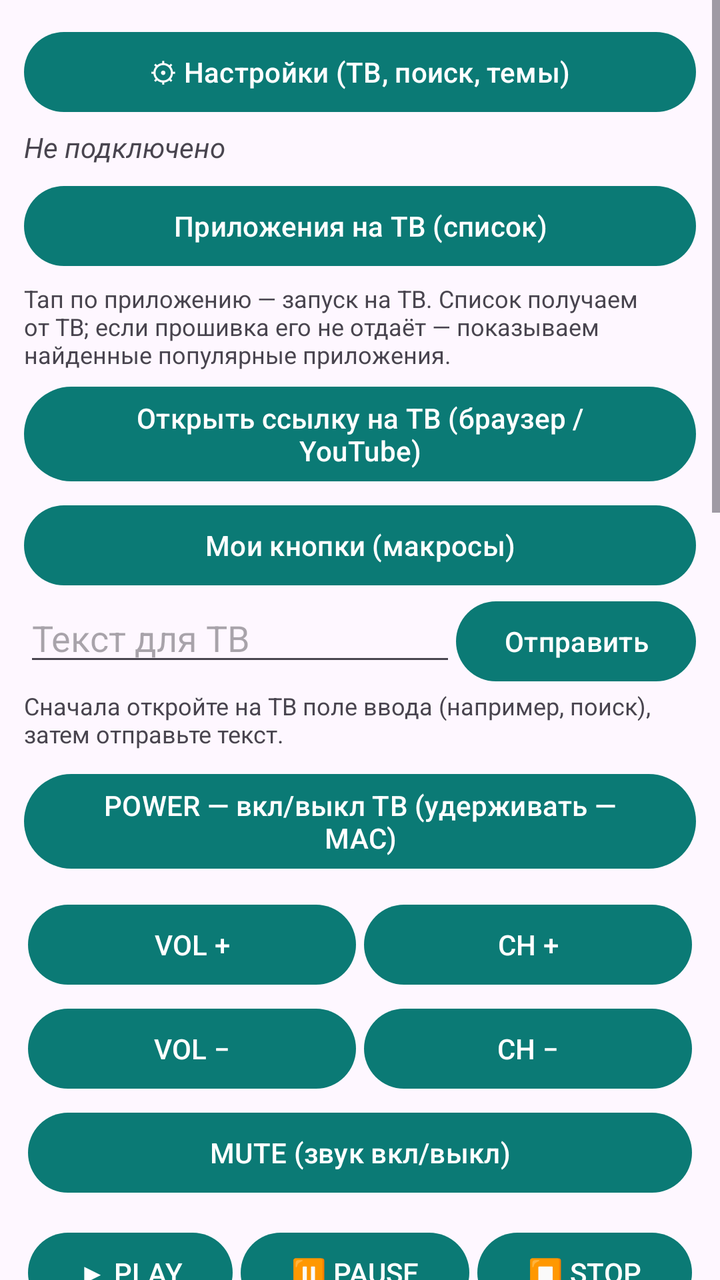
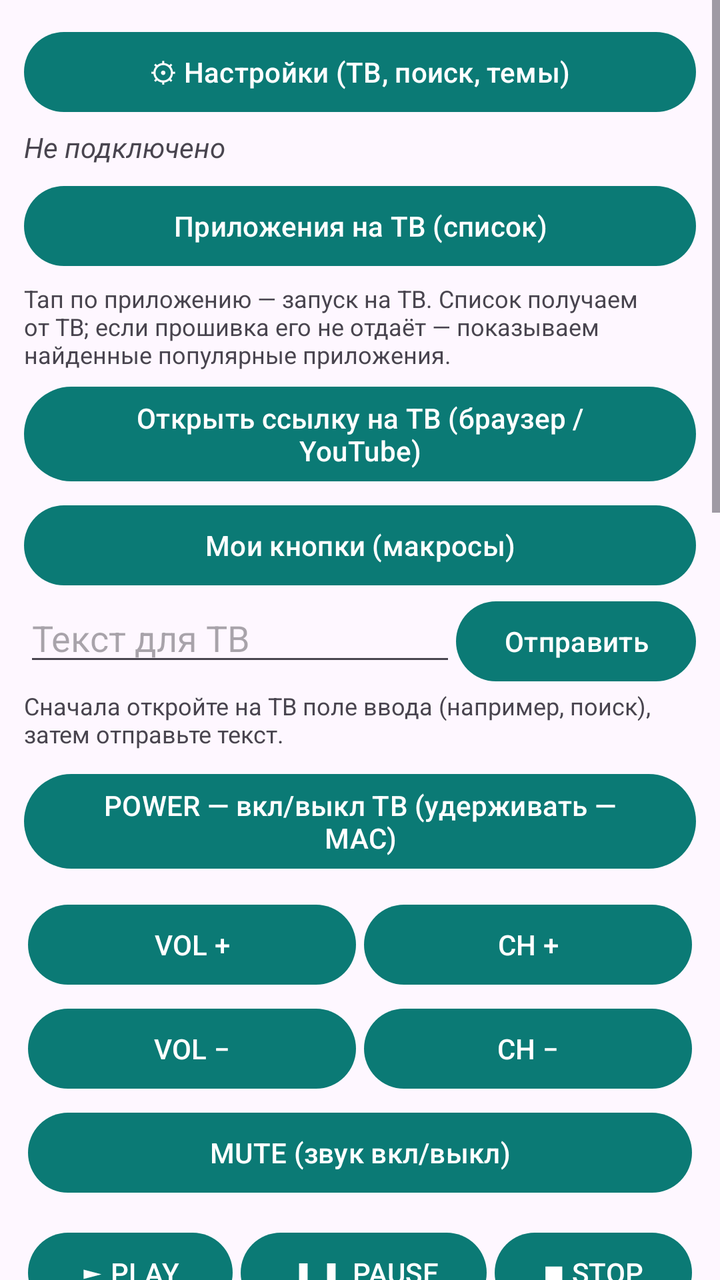

Screens rendered from an Android XML layout before and after an edit, with the pre-edit source and the edit as a unified diff.
<!-- AndroidManifest.xml: application theme Theme.TizenPult -->
<!-- res/layout/activity_main.xml -->
<?xml version="1.0" encoding="utf-8"?>
<ScrollView xmlns:android="http://schemas.android.com/apk/res/android"
    android:layout_width="match_parent"
    android:layout_height="match_parent"
    android:fillViewport="true">

    <LinearLayout
        android:layout_width="match_parent"
        android:layout_height="wrap_content"
        android:orientation="vertical"
        android:padding="12dp">

        
        <Button
            android:id="@+id/btnSettings"
            android:layout_width="match_parent"
            android:layout_height="wrap_content"
            android:text="⚙ Настройки (ТВ, поиск, темы)" />

        <TextView
            android:id="@+id/statusView"
            android:layout_width="match_parent"
            android:layout_height="wrap_content"
            android:paddingTop="4dp"
            android:paddingBottom="2dp"
            android:text="Не подключено"
            android:textStyle="italic" />

        
        <TextView
            android:id="@+id/tvNowView"
            android:layout_width="match_parent"
            android:layout_height="wrap_content"
            android:paddingBottom="2dp"
            android:textColor="#1B5E20"
            android:textSize="13sp"
            android:textStyle="bold"
            android:visibility="gone"
            android:text="На ТВ:" />

        

        
        <Button
            android:id="@+id/btnApps"
            android:layout_width="match_parent"
            android:layout_height="wrap_content"
            android:layout_marginTop="4dp"
            android:text="Приложения на ТВ (список)" />

        <TextView
            android:layout_width="match_parent"
            android:layout_height="wrap_content"
            android:paddingTop="4dp"
            android:text="Тап по приложению — запуск на ТВ. Список получаем от ТВ; если прошивка его не отдаёт — показываем найденные популярные приложения."
            android:textSize="12sp" />

        
        <Button
            android:id="@+id/btnUrl"
            android:layout_width="match_parent"
            android:layout_height="wrap_content"
            android:layout_marginTop="4dp"
            android:text="Открыть ссылку на ТВ (браузер / YouTube)" />

        
        <Button
            android:id="@+id/btnMacros"
            android:layout_width="match_parent"
            android:layout_height="wrap_content"
            android:layout_marginTop="4dp"
            android:text="Мои кнопки (макросы)" />

        <HorizontalScrollView
            android:layout_width="match_parent"
            android:layout_height="wrap_content"
            android:scrollbars="none">

            <LinearLayout
                android:id="@+id/macrosRow"
                android:layout_width="wrap_content"
                android:layout_height="wrap_content"
                android:orientation="horizontal"
                android:visibility="gone" />
        </HorizontalScrollView>

        
        <LinearLayout
            android:layout_width="match_parent"
            android:layout_height="wrap_content"
            android:orientation="horizontal">

            <EditText
                android:id="@+id/textInput"
                android:layout_width="0dp"
                android:layout_height="wrap_content"
                android:layout_weight="1"
                android:hint="Текст для ТВ"
                android:inputType="text"
                android:maxLines="1" />

            <Button
                android:id="@+id/btnSendText"
                android:layout_width="wrap_content"
                android:layout_height="wrap_content"
                android:text="Отправить" />
        </LinearLayout>

        <TextView
            android:layout_width="match_parent"
            android:layout_height="wrap_content"
            android:text="Сначала откройте на ТВ поле ввода (например, поиск), затем отправьте текст."
            android:textSize="12sp" />

        
        <Button
            android:id="@+id/btnPowerOn"
            android:layout_width="match_parent"
            android:layout_height="wrap_content"
            android:layout_marginTop="8dp"
            android:text="POWER — вкл/выкл ТВ (удерживать — MAC)" />

        
        <TableLayout
            android:layout_width="match_parent"
            android:layout_height="wrap_content"
            android:layout_marginTop="8dp">

            <TableRow android:weightSum="2">
                <Button
                    android:layout_width="match_parent"
                    android:layout_height="wrap_content"
                    android:layout_weight="1"
                    android:layout_margin="2dp"
                    android:onClick="onKeyClick"
                    android:tag="KEY_VOLUP"
                    android:text="VOL +" />
                <Button
                    android:layout_width="match_parent"
                    android:layout_height="wrap_content"
                    android:layout_weight="1"
                    android:layout_margin="2dp"
                    android:onClick="onKeyClick"
                    android:tag="KEY_CHUP"
                    android:text="CH +" />
            </TableRow>

            <TableRow android:weightSum="2">
                <Button
                    android:layout_width="match_parent"
                    android:layout_height="wrap_content"
                    android:layout_weight="1"
                    android:layout_margin="2dp"
                    android:onClick="onKeyClick"
                    android:tag="KEY_VOLDOWN"
                    android:text="VOL −" />
                <Button
                    android:layout_width="match_parent"
                    android:layout_height="wrap_content"
                    android:layout_weight="1"
                    android:layout_margin="2dp"
                    android:onClick="onKeyClick"
                    android:tag="KEY_CHDOWN"
                    android:text="CH −" />
            </TableRow>
        </TableLayout>

        <Button
            android:layout_width="match_parent"
            android:layout_height="wrap_content"
            android:layout_margin="2dp"
            android:onClick="onKeyClick"
            android:tag="KEY_MUTE"
            android:text="MUTE (звук вкл/выкл)" />

        
        <TableLayout
            android:layout_width="match_parent"
            android:layout_height="wrap_content"
            android:layout_marginTop="8dp">

            <TableRow android:weightSum="3">
                <Button
                    android:layout_width="match_parent"
                    android:layout_height="wrap_content"
                    android:layout_weight="1"
                    android:layout_margin="2dp"
                    android:onClick="onKeyClick"
                    android:tag="KEY_PLAY"
                    android:text="▶ PLAY" />
                <Button
                    android:layout_width="match_parent"
                    android:layout_height="wrap_content"
                    android:layout_weight="1"
                    android:layout_margin="2dp"
                    android:onClick="onKeyClick"
                    android:tag="KEY_PAUSE"
                    android:text="⏸ PAUSE" />
                <Button
                    android:layout_width="match_parent"
                    android:layout_height="wrap_content"
                    android:layout_weight="1"
                    android:layout_margin="2dp"
                    android:onClick="onKeyClick"
                    android:tag="KEY_STOP"
                    android:text="⏹ STOP" />
            </TableRow>

            <TableRow android:weightSum="2">
                <Button
                    android:layout_width="match_parent"
                    android:layout_height="wrap_content"
                    android:layout_weight="1"
                    android:layout_margin="2dp"
                    android:onClick="onKeyClick"
                    android:tag="KEY_REW"
                    android:text="⏪ REW" />
                <Button
                    android:layout_width="match_parent"
                    android:layout_height="wrap_content"
                    android:layout_weight="1"
                    android:layout_margin="2dp"
                    android:onClick="onKeyClick"
                    android:tag="KEY_FF"
                    android:text="⏩ FF" />
            </TableRow>
        </TableLayout>

        
        <TableLayout
            android:layout_width="match_parent"
            android:layout_height="wrap_content"
            android:layout_marginTop="8dp">

            <TableRow android:weightSum="3">
                <Button android:layout_width="match_parent" android:layout_height="wrap_content" android:layout_weight="1" android:layout_margin="2dp" android:onClick="onKeyClick" android:tag="KEY_1" android:text="1" />
                <Button android:layout_width="match_parent" android:layout_height="wrap_content" android:layout_weight="1" android:layout_margin="2dp" android:onClick="onKeyClick" android:tag="KEY_2" android:text="2" />
                <Button android:layout_width="match_parent" android:layout_height="wrap_content" android:layout_weight="1" android:layout_margin="2dp" android:onClick="onKeyClick" android:tag="KEY_3" android:text="3" />
            </TableRow>

            <TableRow android:weightSum="3">
                <Button android:layout_width="match_parent" android:layout_height="wrap_content" android:layout_weight="1" android:layout_margin="2dp" android:onClick="onKeyClick" android:tag="KEY_4" android:text="4" />
                <Button android:layout_width="match_parent" android:layout_height="wrap_content" android:layout_weight="1" android:layout_margin="2dp" android:onClick="onKeyClick" android:tag="KEY_5" android:text="5" />
                <Button android:layout_width="match_parent" android:layout_height="wrap_content" android:layout_weight="1" android:layout_margin="2dp" android:onClick="onKeyClick" android:tag="KEY_6" android:text="6" />
            </TableRow>

            <TableRow android:weightSum="3">
                <Button android:layout_width="match_parent" android:layout_height="wrap_content" android:layout_weight="1" android:layout_margin="2dp" android:onClick="onKeyClick" android:tag="KEY_7" android:text="7" />
                <Button android:layout_width="match_parent" android:layout_height="wrap_content" android:layout_weight="1" android:layout_margin="2dp" android:onClick="onKeyClick" android:tag="KEY_8" android:text="8" />
                <Button android:layout_width="match_parent" android:layout_height="wrap_content" android:layout_weight="1" android:layout_margin="2dp" android:onClick="onKeyClick" android:tag="KEY_9" android:text="9" />
            </TableRow>

            <TableRow android:weightSum="3">
                <Button android:layout_width="match_parent" android:layout_height="wrap_content" android:layout_weight="1" android:layout_margin="2dp" android:onClick="onKeyClick" android:tag="KEY_PRECH" android:text="Пред. кан." />
                <Button android:layout_width="match_parent" android:layout_height="wrap_content" android:layout_weight="1" android:layout_margin="2dp" android:onClick="onKeyClick" android:tag="KEY_0" android:text="0" />
                <Button android:layout_width="match_parent" android:layout_height="wrap_content" android:layout_weight="1" android:layout_margin="2dp" android:onClick="onKeyClick" android:tag="KEY_CHLIST" android:text="Список кан." />
            </TableRow>

            <TableRow android:weightSum="2">
                <Button
                    android:layout_width="match_parent"
                    android:layout_height="wrap_content"
                    android:layout_weight="1"
                    android:layout_margin="2dp"
                    android:onClick="onKeyClick"
                    android:tag="KEY_GUIDE"
                    android:text="GUIDE" />
                <Button
                    android:layout_width="match_parent"
                    android:layout_height="wrap_content"
                    android:layout_weight="1"
                    android:layout_margin="2dp"
                    android:onClick="onKeyClick"
                    android:tag="KEY_INFO"
                    android:text="INFO" />
            </TableRow>
        </TableLayout>

        
        <TableLayout
            android:layout_width="match_parent"
            android:layout_height="wrap_content"
            android:layout_marginTop="8dp">

            <TableRow android:weightSum="3">
                <Space android:layout_weight="1" />
                <Button
                    android:layout_width="match_parent"
                    android:layout_height="wrap_content"
                    android:layout_weight="1"
                    android:layout_margin="2dp"
                    android:onClick="onKeyClick"
                    android:tag="KEY_UP"
                    android:text="▲" />
                <Space android:layout_weight="1" />
            </TableRow>

            <TableRow android:weightSum="3">
                <Button
                    android:layout_width="match_parent"
                    android:layout_height="wrap_content"
                    android:layout_weight="1"
                    android:layout_margin="2dp"
                    android:onClick="onKeyClick"
                    android:tag="KEY_LEFT"
                    android:text="◀" />
                <Button
                    android:layout_width="match_parent"
                    android:layout_height="wrap_content"
                    android:layout_weight="1"
                    android:layout_margin="2dp"
                    android:onClick="onKeyClick"
                    android:tag="KEY_ENTER"
                    android:text="OK" />
                <Button
                    android:layout_width="match_parent"
                    android:layout_height="wrap_content"
                    android:layout_weight="1"
                    android:layout_margin="2dp"
                    android:onClick="onKeyClick"
                    android:tag="KEY_RIGHT"
                    android:text="▶" />
            </TableRow>

            <TableRow android:weightSum="3">
                <Space android:layout_weight="1" />
                <Button
                    android:layout_width="match_parent"
                    android:layout_height="wrap_content"
                    android:layout_weight="1"
                    android:layout_margin="2dp"
                    android:onClick="onKeyClick"
                    android:tag="KEY_DOWN"
                    android:text="▼" />
                <Space android:layout_weight="1" />
            </TableRow>
        </TableLayout>

        
        <Button
            android:id="@+id/btnTouchpad"
            android:layout_width="match_parent"
            android:layout_height="wrap_content"
            android:layout_marginTop="8dp"
            android:text="Тачпад / мышь на ТВ" />

        
        <TableLayout
            android:layout_width="match_parent"
            android:layout_height="wrap_content"
            android:layout_marginTop="8dp">

            <TableRow android:weightSum="3">
                <Button
                    android:layout_width="match_parent"
                    android:layout_height="wrap_content"
                    android:layout_weight="1"
                    android:layout_margin="2dp"
                    android:onClick="onKeyClick"
                    android:tag="KEY_HOME"
                    android:text="HOME" />
                <Button
                    android:layout_width="match_parent"
                    android:layout_height="wrap_content"
                    android:layout_weight="1"
                    android:layout_margin="2dp"
                    android:onClick="onKeyClick"
                    android:tag="KEY_RETURN"
                    android:text="Назад" />
                <Button
                    android:layout_width="match_parent"
                    android:layout_height="wrap_content"
                    android:layout_weight="1"
                    android:layout_margin="2dp"
                    android:onClick="onKeyClick"
                    android:tag="KEY_EXIT"
                    android:text="Exit" />
            </TableRow>

            <TableRow android:weightSum="3">
                <Button
                    android:layout_width="match_parent"
                    android:layout_height="wrap_content"
                    android:layout_weight="1"
                    android:layout_margin="2dp"
                    android:onClick="onKeyClick"
                    android:tag="KEY_HDMI_1"
                    android:text="HDMI 1" />
                <Button
                    android:layout_width="match_parent"
                    android:layout_height="wrap_content"
                    android:layout_weight="1"
                    android:layout_margin="2dp"
                    android:onClick="onKeyClick"
                    android:tag="KEY_HDMI_2"
                    android:text="HDMI 2" />
                <Button
                    android:layout_width="match_parent"
                    android:layout_height="wrap_content"
                    android:layout_weight="1"
                    android:layout_margin="2dp"
                    android:onClick="onKeyClick"
                    android:tag="KEY_HDMI_3"
                    android:text="HDMI 3" />
            </TableRow>
        </TableLayout>

        
        <TableLayout
            android:layout_width="match_parent"
            android:layout_height="wrap_content"
            android:layout_marginTop="8dp">

            <TableRow android:weightSum="3">
                <Button
                    android:layout_width="match_parent"
                    android:layout_height="wrap_content"
                    android:layout_weight="1"
                    android:layout_margin="2dp"
                    android:onClick="onKeyClick"
                    android:tag="KEY_MENU"
                    android:text="MENU" />
                <Button
                    android:layout_width="match_parent"
                    android:layout_height="wrap_content"
                    android:layout_weight="1"
                    android:layout_margin="2dp"
                    android:onClick="onKeyClick"
                    android:tag="KEY_TOOLS"
                    android:text="TOOLS" />
                <Button
                    android:layout_width="match_parent"
                    android:layout_height="wrap_content"
                    android:layout_weight="1"
                    android:layout_margin="2dp"
                    android:onClick="onKeyClick"
                    android:tag="KEY_SUBTITLE"
                    android:text="СУБТИТРЫ" />
            </TableRow>

            <TableRow android:weightSum="3">
                <Button
                    android:layout_width="match_parent"
                    android:layout_height="wrap_content"
                    android:layout_weight="1"
                    android:layout_margin="2dp"
                    android:onClick="onKeyClick"
                    android:tag="KEY_ASPECT"
                    android:text="МАСШТАБ" />
                <Button
                    android:layout_width="match_parent"
                    android:layout_height="wrap_content"
                    android:layout_weight="1"
                    android:layout_margin="2dp"
                    android:onClick="onKeyClick"
                    android:tag="KEY_PMODE"
                    android:text="Картинка" />
                <Button
                    android:layout_width="match_parent"
                    android:layout_height="wrap_content"
                    android:layout_weight="1"
                    android:layout_margin="2dp"
                    android:onClick="onKeyClick"
                    android:tag="KEY_SMODE"
                    android:text="Звук" />
            </TableRow>
        </TableLayout>

        <TextView
            android:layout_width="match_parent"
            android:layout_height="wrap_content"
            android:paddingTop="8dp"
            android:text="Первое подключение: ТВ покажет запрос — нажмите «Разрешить» на экране ТВ. Старые ТВ (2011–2015) подключаются через порт 55000 — на ТВ может появиться окно подтверждения."
            android:textSize="12sp" />

        
        <Button
            android:id="@+id/btnLog"
            android:layout_width="match_parent"
            android:layout_height="wrap_content"
            android:layout_marginTop="4dp"
            android:text="Журнал связи с ТВ (лог)" />

        <TextView
            android:id="@+id/versionView"
            android:layout_width="match_parent"
            android:layout_height="wrap_content"
            android:gravity="center"
            android:paddingTop="2dp"
            android:text="Версия 3.1"
            android:textSize="12sp" />

    </LinearLayout>
</ScrollView>
<!-- resources referenced by this layout -->
<resources>
  <style name="Theme.TizenPult" parent="Theme.Material3.DayNight">
          <item name="colorPrimary">@color/primary</item>
      </style>
  <color name="primary">#0B7A75</color>
</resources>

<!-- the commit's change to res/layout/activity_main.xml (unified diff, before → after) -->
@@ -32,7 +32,6 @@
             android:layout_width="match_parent"
             android:layout_height="wrap_content"
             android:paddingBottom="2dp"
-            android:textColor="#1B5E20"
             android:textSize="13sp"
             android:textStyle="bold"
             android:visibility="gone"
@@ -187,7 +186,7 @@
                     android:layout_margin="2dp"
                     android:onClick="onKeyClick"
                     android:tag="KEY_PLAY"
-                    android:text="▶ PLAY" />
+                    android:text="► PLAY" />
                 <Button
                     android:layout_width="match_parent"
                     android:layout_height="wrap_content"
@@ -195,7 +194,7 @@
                     android:layout_margin="2dp"
                     android:onClick="onKeyClick"
                     android:tag="KEY_PAUSE"
-                    android:text="⏸ PAUSE" />
+                    android:text="▮▮ PAUSE" />
                 <Button
                     android:layout_width="match_parent"
                     android:layout_height="wrap_content"
@@ -203,7 +202,7 @@
                     android:layout_margin="2dp"
                     android:onClick="onKeyClick"
                     android:tag="KEY_STOP"
-                    android:text="⏹ STOP" />
+                    android:text="■&#xFE0E; STOP" />
             </TableRow>
 
             <TableRow android:weightSum="2">
@@ -214,7 +213,7 @@
                     android:layout_margin="2dp"
                     android:onClick="onKeyClick"
                     android:tag="KEY_REW"
-                    android:text="⏪ REW" />
+                    android:text="◄◄ REW" />
                 <Button
                     android:layout_width="match_parent"
                     android:layout_height="wrap_content"
@@ -222,7 +221,7 @@
                     android:layout_margin="2dp"
                     android:onClick="onKeyClick"
                     android:tag="KEY_FF"
-                    android:text="⏩ FF" />
+                    android:text="►► FF" />
             </TableRow>
         </TableLayout>
 
@@ -291,7 +290,7 @@
                     android:layout_margin="2dp"
                     android:onClick="onKeyClick"
                     android:tag="KEY_UP"
-                    android:text="▲" />
+                    android:text="▲&#xFE0E;" />
                 <Space android:layout_weight="1" />
             </TableRow>
 
@@ -303,7 +302,7 @@
                     android:layout_margin="2dp"
                     android:onClick="onKeyClick"
                     android:tag="KEY_LEFT"
-                    android:text="◀" />
+                    android:text="◄" />
                 <Button
                     android:layout_width="match_parent"
                     android:layout_height="wrap_content"
@@ -319,7 +318,7 @@
                     android:layout_margin="2dp"
                     android:onClick="onKeyClick"
                     android:tag="KEY_RIGHT"
-                    android:text="▶" />
+                    android:text="►" />
             </TableRow>
 
             <TableRow android:weightSum="3">
@@ -331,7 +330,7 @@
                     android:layout_margin="2dp"
                     android:onClick="onKeyClick"
                     android:tag="KEY_DOWN"
-                    android:text="▼" />
+                    android:text="▼&#xFE0E;" />
                 <Space android:layout_weight="1" />
             </TableRow>
         </TableLayout>
@@ -487,7 +486,7 @@
             android:layout_height="wrap_content"
             android:gravity="center"
             android:paddingTop="2dp"
-            android:text="Версия 3.1"
+            android:text="Версия 3.2"
             android:textSize="12sp" />
 
     </LinearLayout>
